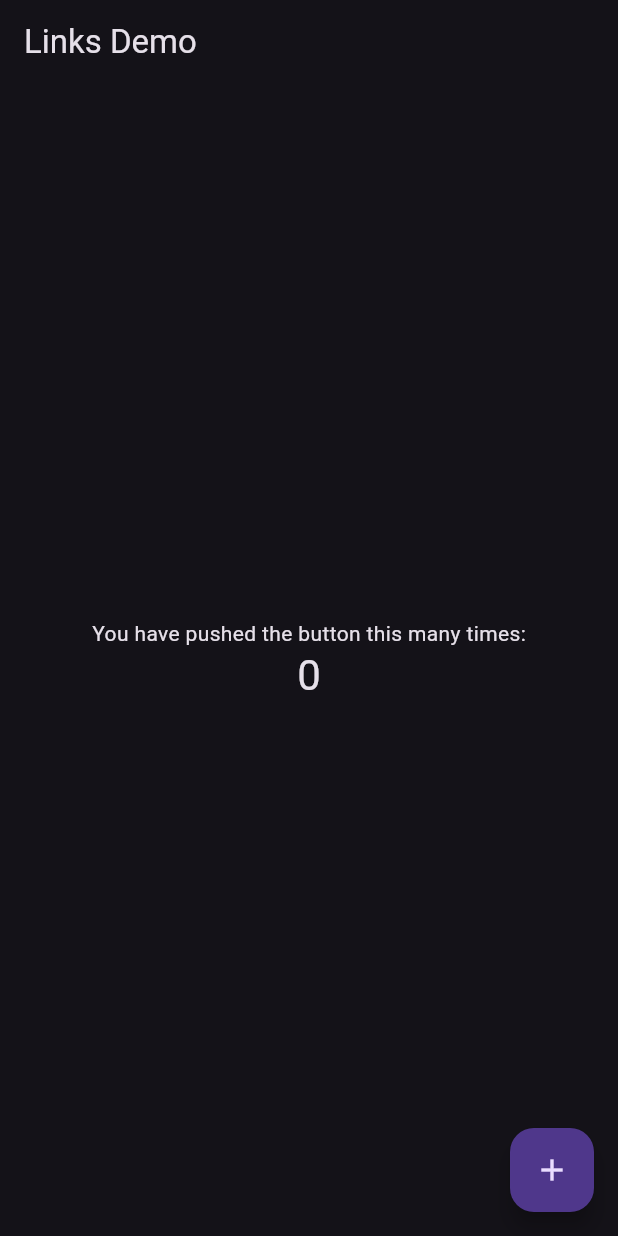
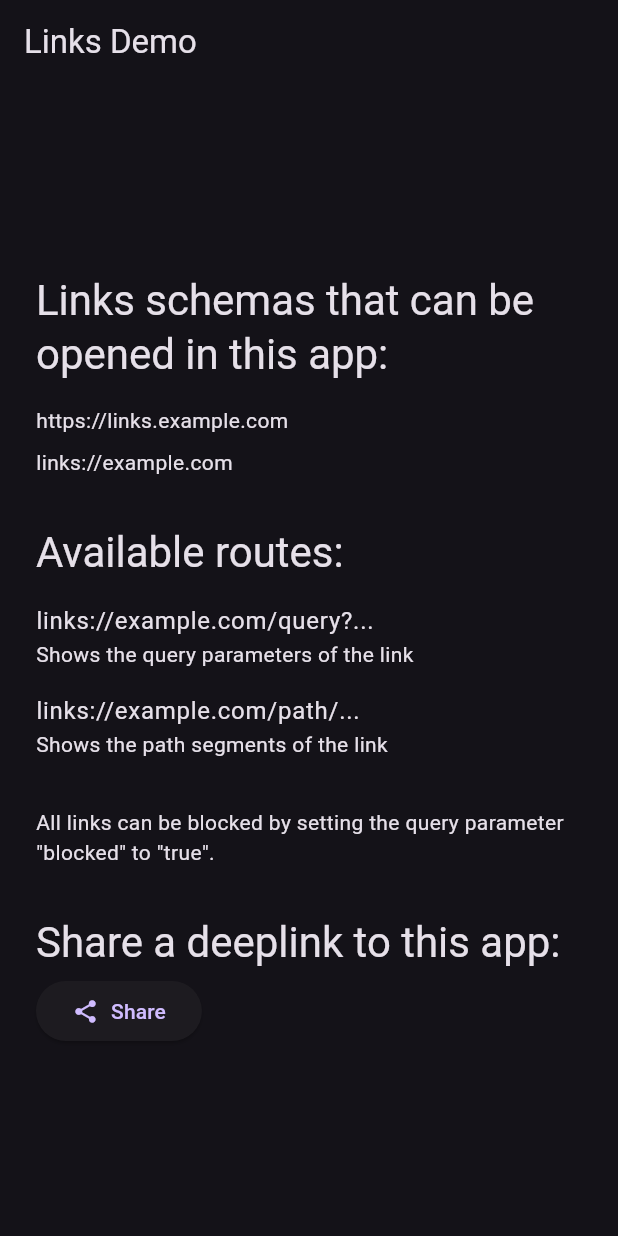
Before and after one commit to leancodepl/poc-deeplinking-flavors-provider, a Flutter app: the screen it shows after launch, on a phone screen of 412 x 824 dp. Run offline on Flutter 3.47's test engine with Material 2 defaults, Android fonts, the light colour scheme and no system bars; our stand-ins replace flutter_hooks, uni_links.

Commit message:
Add explanation on the home page

```diff
--- a/links/lib/home_page.dart
+++ b/links/lib/home_page.dart
@@ -1,19 +1,11 @@
 import 'package:flutter/material.dart';
 
-class HomePage extends StatefulWidget {
+class HomePage extends StatelessWidget {
   const HomePage({super.key});
 
-  @override
-  State<HomePage> createState() => _HomePageState();
-}
-
-class _HomePageState extends State<HomePage> {
-  int _counter = 0;
-
-  void _incrementCounter() {
-    setState(() {
-      _counter++;
-    });
+  void _share() {
+    // TODO: Share the app
+    throw UnimplementedError();
   }
 
   @override
@@ -22,25 +14,74 @@ class _HomePageState extends State<HomePage> {
       appBar: AppBar(
         title: const Text('Links Demo'),
       ),
-      body: Center(
+      body: Padding(
+        padding: const EdgeInsets.all(24),
         child: Column(
+          crossAxisAlignment: CrossAxisAlignment.start,
           mainAxisAlignment: MainAxisAlignment.center,
-          children: <Widget>[
-            const Text(
-              'You have pushed the button this many times:',
+          children: [
+            Text(
+              'Links schemas that can be opened in this app:',
+              style: Theme.of(context).textTheme.headline4,
+            ),
+            const SizedBox(height: 16),
+            Text(
+              'https://links.example.com',
+              style: Theme.of(context).textTheme.bodyMedium,
+            ),
+            const SizedBox(height: 8),
+            Text(
+              'links://example.com',
+              style: Theme.of(context).textTheme.bodyMedium,
+            ),
+            const SizedBox(height: 32),
+            Text(
+              'Available routes:',
+              style: Theme.of(context).textTheme.headline4,
+            ),
+            const SizedBox(height: 16),
+            Text(
+              'links://example.com/query?...',
+              style: Theme.of(context).textTheme.bodyLarge,
             ),
             Text(
-              '$_counter',
+              'Shows the query parameters of the link',
+              style: Theme.of(context).textTheme.bodyMedium,
+            ),
+            const SizedBox(height: 16),
+            Text(
+              'links://example.com/path/...',
+              style: Theme.of(context).textTheme.bodyLarge,
+            ),
+            Text(
+              'Shows the path segments of the link',
+              style: Theme.of(context).textTheme.bodyMedium,
+            ),
+            const SizedBox(height: 32),
+            Text(
+              'All links can be blocked by setting the query parameter "blocked" to "true".',
+              style: Theme.of(context).textTheme.bodyMedium,
+            ),
+            const SizedBox(height: 32),
+            Text(
+              'Share a deeplink to this app:',
               style: Theme.of(context).textTheme.headline4,
+            ),
+            const SizedBox(height: 4),
+            ElevatedButton(
+              onPressed: _share,
+              child: Row(
+                mainAxisSize: MainAxisSize.min,
+                children: const [
+                  Icon(Icons.share),
+                  SizedBox(width: 8),
+                  Text('Share'),
+                ],
+              ),
             ),
           ],
         ),
       ),
-      floatingActionButton: FloatingActionButton(
-        onPressed: _incrementCounter,
-        tooltip: 'Increment',
-        child: const Icon(Icons.add),
-      ),
     );
   }
 }
--- a/links/lib/links/handlers/link_navigator.dart
+++ b/links/lib/links/handlers/link_navigator.dart
@@ -3,31 +3,43 @@ import 'package:links/features/link_path/link_path_page.dart';
 import 'package:links/features/link_query/link_query_page.dart';
 import 'package:links/home_page.dart';
 import 'package:links/links/link_handler.dart';
+import 'package:logging/logging.dart';
 
 class LinkNavigator extends LinkHandler {
-  const LinkNavigator({
+  LinkNavigator({
     required this.context,
   });
 
   final BuildContext context;
 
+  final logger = Logger('LinkNavigator');
+
   @override
   bool handle(Uri link) {
     final route = _routeForLink(link);
-    Navigator.of(context).push<dynamic>(route);
+    if (route != null) {
+      Navigator.of(context).push<dynamic>(route);
+    } else {
+      logger.warning('No route found for link: $link');
+    }
+
     return true;
   }
 
-  Route<dynamic> _routeForLink(Uri link) {
-    switch (link.path) {
-      case '/':
-        return MaterialPageRoute<void>(
-          builder: (context) => const HomePage(),
-        );
-      case '/query':
+  Route<dynamic>? _routeForLink(Uri link) {
+    if (link.pathSegments.isEmpty) {
+      return MaterialPageRoute<void>(
+        builder: (context) => const HomePage(),
+      );
+    }
+
+    switch (link.pathSegments.first) {
+      case 'query':
         return LinkQueryPage(queryParameters: link.queryParameters);
+      case 'path':
+        return LinkPathPage(pathSegments: link.pathSegments);
       default:
-        return LinkPathPage(pathSegments: link.pathSegments);
+        return null;
     }
   }
 }
```
